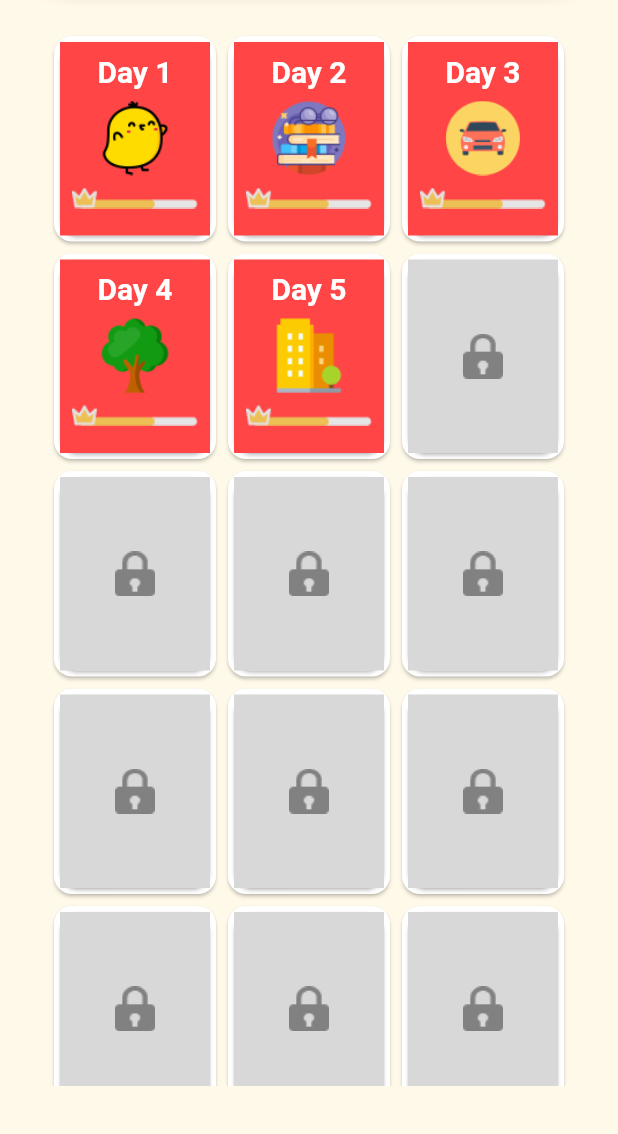
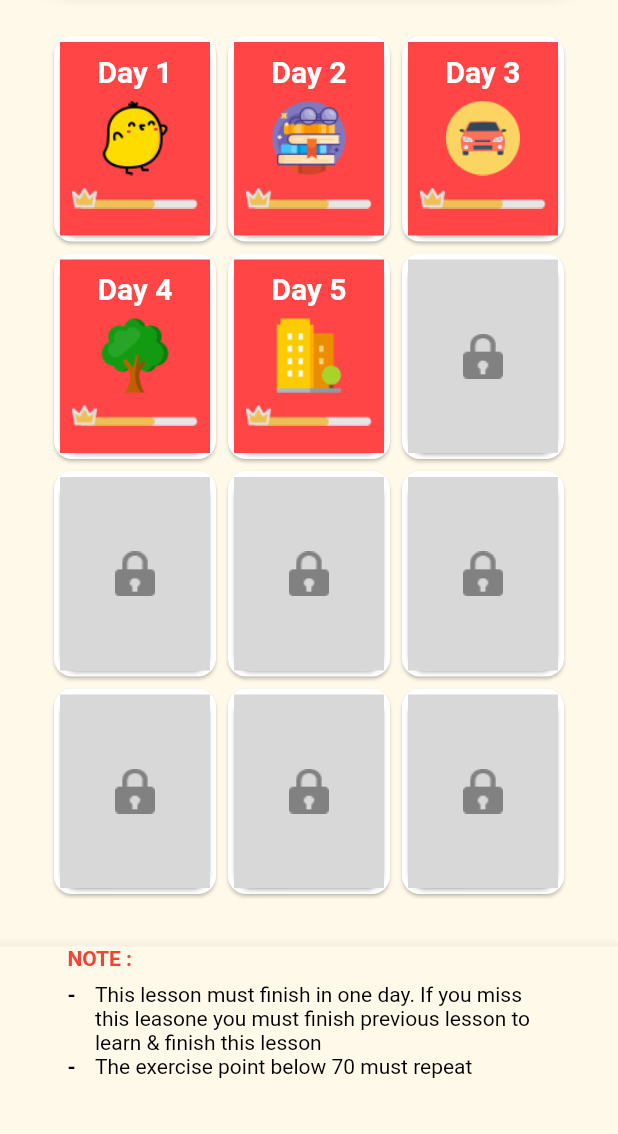
Before and after one commit to fleetimee/kurikara-divincarnate, a Flutter app: the CourseSelector screen opened by its route, on a phone screen of 412 x 824 dp, the part 102-1236 px from its top. Run offline on Flutter 3.47's test engine with Material 2 defaults, Android fonts, the phone set to English and light mode, and no system bars; our stand-ins replace dot_navigation_bar, flex_color_scheme, flutter_animate, flutter_form_builder, font_awesome_flutter, form_builder_validators and 2 more.

Commit message:
feat: course detail done

```diff
--- a/lib/screen/course_selector/course_selector_ui.dart
+++ b/lib/screen/course_selector/course_selector_ui.dart
@@ -13,8 +13,10 @@ class CourseSelector extends StatelessWidget {
         title: 'Nanao Ise',
       ),
       body: Padding(
-        padding: const EdgeInsets.all(32),
-        child: Expanded(
+        padding: const EdgeInsets.all(32.0),
+        child: Column(
+          children: [
+            Expanded(
               child: GridView.builder(
                 itemCount: allCourseSelector.length,
                 gridDelegate: const SliverGridDelegateWithFixedCrossAxisCount(
@@ -52,7 +54,8 @@ class CourseSelector extends StatelessWidget {
                                               ),
                                               const SizedBox(height: 8),
                                               Image.asset(
-                                            allCourseSelector[index].logoUrl,
+                                                allCourseSelector[index]
+                                                    .logoUrl,
                                                 height: 50,
                                                 fit: BoxFit.fill,
                                               ),
@@ -82,7 +85,8 @@ class CourseSelector extends StatelessWidget {
                             .animate(interval: 100.ms)
                             .fadeIn(duration: 200.ms, delay: 400.ms)
                             .shimmer(
-                            blendMode: BlendMode.srcOver, color: Colors.white12)
+                                blendMode: BlendMode.srcOver,
+                                color: Colors.white12)
                             .move(
                                 begin: const Offset(-16, 0),
                                 curve: Curves.easeOutQuad),
@@ -92,6 +96,95 @@ class CourseSelector extends StatelessWidget {
                 },
               ),
             ),
+          ],
+        ),
+      ),
+      bottomNavigationBar: BottomAppBar(
+        color: const Color(0xffFFF9E9),
+        child: SizedBox(
+            height: 125,
+            child: Padding(
+              padding: const EdgeInsets.only(
+                left: 45,
+              ),
+              child: Column(
+                crossAxisAlignment: CrossAxisAlignment.start,
+                children: [
+                  const Text(
+                    'NOTE :',
+                    style: TextStyle(
+                      fontSize: 14,
+                      fontWeight: FontWeight.bold,
+                      color: Color(0xFFF44336),
+                    ),
+                  ),
+                  const SizedBox(height: 8),
+                  Table(
+                    columnWidths: const {
+                      0: FlexColumnWidth(0.05),
+                      1: FlexColumnWidth(0.83),
+                      2: FlexColumnWidth(0.12),
+                    },
+                    children: const [
+                      TableRow(
+                        children: [
+                          Text(
+                            '-',
+                            style: TextStyle(
+                              fontSize: 14,
+                              fontWeight: FontWeight.bold,
+                              color: Color(0xFF000000),
+                            ),
+                          ),
+                          Text(
+                            'This lesson must finish in one day. If you miss this leasone you must finish previous lesson to learn & finish this lesson ',
+                            style: TextStyle(
+                              fontSize: 14,
+                              color: Color(0xFF000000),
+                            ),
+                          ),
+                          Text(
+                            '',
+                            style: TextStyle(
+                              fontSize: 14,
+                              fontWeight: FontWeight.bold,
+                              color: Color(0xFF000000),
+                            ),
+                          ),
+                        ],
+                      ),
+                      TableRow(
+                        children: [
+                          Text(
+                            '-',
+                            style: TextStyle(
+                              fontSize: 14,
+                              fontWeight: FontWeight.bold,
+                              color: Color(0xFF000000),
+                            ),
+                          ),
+                          Text(
+                            'The exercise point below 70 must repeat',
+                            style: TextStyle(
+                              fontSize: 14,
+                              color: Color(0xFF000000),
+                            ),
+                          ),
+                          Text(
+                            '',
+                            style: TextStyle(
+                              fontSize: 14,
+                              fontWeight: FontWeight.bold,
+                              color: Color(0xFF000000),
+                            ),
+                          ),
+                        ],
+                      ),
+                    ],
+                  )
+                ],
+              ),
+            )),
       ),
     );
   }
```
Lines whose indentation alone changed are shown as unchanged.
